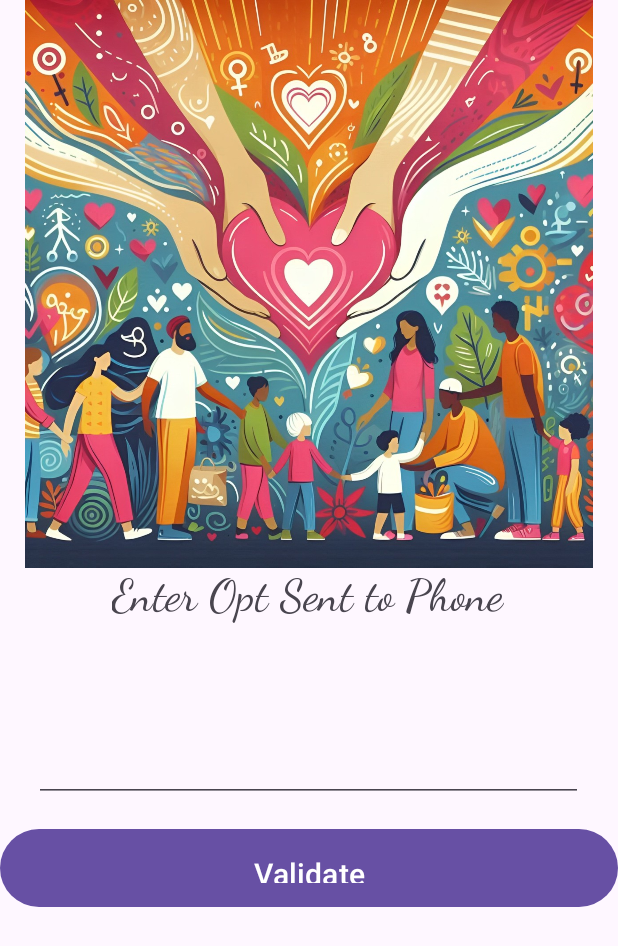
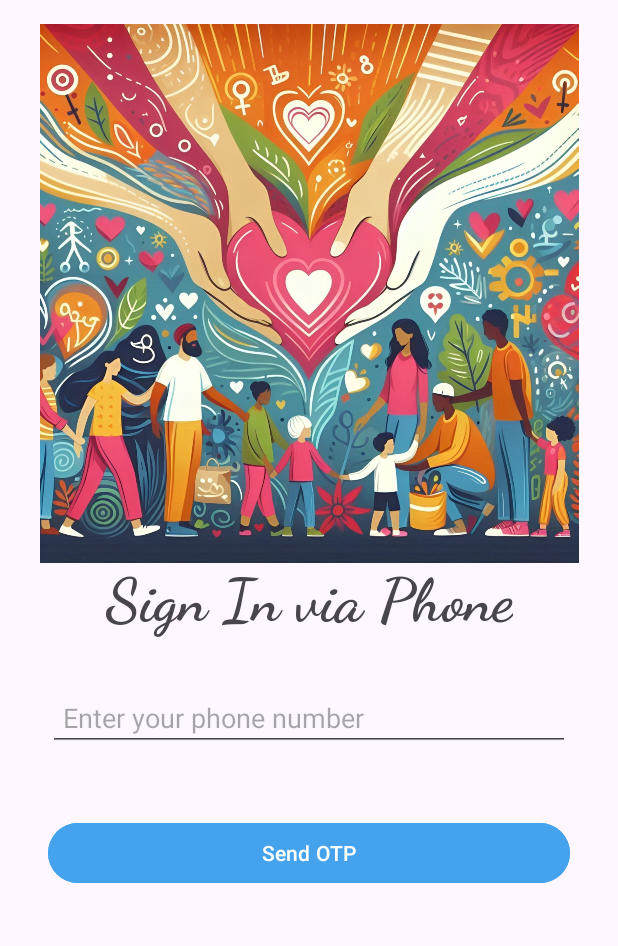
Before and after one commit to Veerainsood/Hope, an Android app: the screen it shows after launch (MainActivity), on a phone screen of 412 x 824 dp. Shown: the top 946 px of the screen. Run offline under Robolectric (Android 15) with nearby library versions, the phone set to English and light mode, and no system bars.

Commit message:
Added opt button

```diff
--- a/app/src/main/AndroidManifest.xml
+++ b/app/src/main/AndroidManifest.xml
@@ -13,7 +13,7 @@
         android:theme="@style/Theme.HopeDonationApp"
         tools:targetApi="31">
         <activity
-            android:name=".MainActivity"
+            android:name=".activity.MainActivity"
             android:exported="true">
             <intent-filter>
                 <action android:name="android.intent.action.MAIN" />
--- a/app/src/main/java/com/example/hopedonationapp/OtpFragment.kt
+++ /dev/null
@@ -1,59 +0,0 @@
-package com.example.hopedonationapp
-
-import android.os.Bundle
-import androidx.fragment.app.Fragment
-import android.view.LayoutInflater
-import android.view.View
-import android.view.ViewGroup
-
-// TODO: Rename parameter arguments, choose names that match
-// the fragment initialization parameters, e.g. ARG_ITEM_NUMBER
-private const val ARG_PARAM1 = "param1"
-private const val ARG_PARAM2 = "param2"
-
-/**
- * A simple [Fragment] subclass.
- * Use the [OtpFragment.newInstance] factory method to
- * create an instance of this fragment.
- */
-class OtpFragment : Fragment() {
-    // TODO: Rename and change types of parameters
-    private var param1: String? = null
-    private var param2: String? = null
-
-    override fun onCreate(savedInstanceState: Bundle?) {
-        super.onCreate(savedInstanceState)
-        arguments?.let {
-            param1 = it.getString(ARG_PARAM1)
-            param2 = it.getString(ARG_PARAM2)
-        }
-    }
-
-    override fun onCreateView(
-        inflater: LayoutInflater, container: ViewGroup?,
-        savedInstanceState: Bundle?
-    ): View? {
-        // Inflate the layout for this fragment
-        return inflater.inflate(R.layout.fragment_otp, container, false)
-    }
-
-    companion object {
-        /**
-         * Use this factory method to create a new instance of
-         * this fragment using the provided parameters.
-         *
-         * @param param1 Parameter 1.
-         * @param param2 Parameter 2.
-         * @return A new instance of fragment OtpFragment.
-         */
-        // TODO: Rename and change types and number of parameters
-        @JvmStatic
-        fun newInstance(param1: String, param2: String) =
-            OtpFragment().apply {
-                arguments = Bundle().apply {
-                    putString(ARG_PARAM1, param1)
-                    putString(ARG_PARAM2, param2)
-                }
-            }
-    }
-}
--- a/app/src/main/java/com/example/hopedonationapp/SignInFragment.kt
+++ /dev/null
@@ -1,68 +0,0 @@
-package com.example.hopedonationapp
-
-import android.os.Bundle
-import android.os.Handler
-import android.os.Looper
-import androidx.fragment.app.Fragment
-import android.view.LayoutInflater
-import android.view.View
-import android.view.ViewGroup
-import androidx.navigation.fragment.findNavController
-import com.example.hopedonationapp.databinding.FragmentSplshBinding
-
-// TODO: Rename parameter arguments, choose names that match
-// the fragment initialization parameters, e.g. ARG_ITEM_NUMBER
-private const val ARG_PARAM1 = "param1"
-private const val ARG_PARAM2 = "param2"
-
-/**
- * A simple [Fragment] subclass.
- * Use the [SignInFragment.newInstance] factory method to
- * create an instance of this fragment.
- */
-class SignInFragment : Fragment() {
-    // TODO: Rename and change types of parameters
-    private var param1: String? = null
-    private var param2: String? = null
-    private  lateinit var binding :FragmentSplshBinding
-    override fun onCreate(savedInstanceState: Bundle?) {
-        super.onCreate(savedInstanceState)
-        arguments?.let {
-            param1 = it.getString(ARG_PARAM1)
-            param2 = it.getString(ARG_PARAM2)
-        }
-    }
-
-    override fun onCreateView(
-        inflater: LayoutInflater, container: ViewGroup?,
-        savedInstanceState: Bundle?
-    ): View? {
-        // Inflate the layout for this fragment
-        binding = FragmentSplshBinding.inflate(layoutInflater)
-//        return inflater.inflate(R.layout.fragment_splsh, container, false)
-        Handler(Looper.getMainLooper()).postDelayed({
-            findNavController().navigate(R.id.action_signInFragment_to_otpFragment)
-        },1000)
-        return inflater.inflate(R.layout.fragment_sign_in, container, false)
-    }
-
-    companion object {
-        /**
-         * Use this factory method to create a new instance of
-         * this fragment using the provided parameters.
-         *
-         * @param param1 Parameter 1.
-         * @param param2 Parameter 2.
-         * @return A new instance of fragment SignInFragment.
-         */
-        // TODO: Rename and change types and number of parameters
-        @JvmStatic
-        fun newInstance(param1: String, param2: String) =
-            SignInFragment().apply {
-                arguments = Bundle().apply {
-                    putString(ARG_PARAM1, param1)
-                    putString(ARG_PARAM2, param2)
-                }
-            }
-    }
-}
--- a/app/src/main/java/com/example/hopedonationapp/Splsh.kt
+++ /dev/null
@@ -1,64 +0,0 @@
-package com.example.hopedonationapp
-
-import android.os.Bundle
-import android.os.Handler
-import android.os.Looper
-import androidx.fragment.app.Fragment
-import android.view.LayoutInflater
-import android.view.View
-import android.view.ViewGroup
-import androidx.navigation.fragment.findNavController
-import com.example.hopedonationapp.databinding.FragmentSplshBinding
-import kotlinx.coroutines.Delay
-
-
-private const val ARG_PARAM1 = "param1"
-private const val ARG_PARAM2 = "param2"
-
-
-class Splsh : Fragment() {
-
-    private var param1: String? = null
-    private var param2: String? = null
-    private  lateinit var binding :FragmentSplshBinding
-    override fun onCreate(savedInstanceState: Bundle?) {
-        super.onCreate(savedInstanceState)
-        arguments?.let {
-            param1 = it.getString(ARG_PARAM1)
-            param2 = it.getString(ARG_PARAM2)
-        }
-    }
-
-    override fun onCreateView(
-        inflater: LayoutInflater, container: ViewGroup?,
-        savedInstanceState: Bundle?
-    ): View? {
-        // Inflate the layout for this fragment
-        binding = FragmentSplshBinding.inflate(layoutInflater)
-//        return inflater.inflate(R.layout.fragment_splsh, container, false)
-        Handler(Looper.getMainLooper()).postDelayed({
-        findNavController().navigate(R.id.action_splsh_to_signInFragment)
-        },1000)
-        return binding.root
-    }
-
-    companion object {
-        /**
-         * Use this factory method to create a new instance of
-         * this fragment using the provided parameters.
-         *
-         * @param param1 Parameter 1.
-         * @param param2 Parameter 2.
-         * @return A new instance of fragment Splsh.
-         */
-        // TODO: Rename and change types and number of parameters
-        @JvmStatic
-        fun newInstance(param1: String, param2: String) =
-            Splsh().apply {
-                arguments = Bundle().apply {
-                    putString(ARG_PARAM1, param1)
-                    putString(ARG_PARAM2, param2)
-                }
-            }
-    }
-}
--- a/app/src/main/java/com/example/hopedonationapp/MainActivity.kt
+++ b/app/src/main/java/com/example/hopedonationapp/activity/MainActivity.kt
@@ -1,11 +1,10 @@
-package com.example.hopedonationapp
+package com.example.hopedonationapp.activity
 
 import androidx.navigation.NavController
-import android.widget.VideoView
 import android.os.Bundle
-import android.net.Uri;
 import androidx.activity.enableEdgeToEdge
 import androidx.appcompat.app.AppCompatActivity
+import com.example.hopedonationapp.R
 
 class MainActivity : AppCompatActivity() { // Activity == Screens
     // App Compact is used for backward compatibility + loading of dependencies,,,,,
--- /dev/null
+++ b/app/src/main/java/com/example/hopedonationapp/authentication/SignInFragment.kt
@@ -0,0 +1,75 @@
+package com.example.hopedonationapp.authentication
+
+
+import android.os.Bundle
+import android.text.Editable
+import android.text.TextWatcher
+import android.view.LayoutInflater
+import android.view.View
+import android.view.ViewGroup
+import androidx.core.content.ContextCompat
+import androidx.fragment.app.Fragment
+import com.example.hopedonationapp.R
+import com.example.hopedonationapp.databinding.FragmentSignInBinding
+
+
+/**
+ * A simple [Fragment] subclass.
+ * Use the [SignInFragment.newInstance] factory method to
+ * create an instance of this fragment.
+ */
+class SignInFragment : Fragment() {
+    // TODO: Rename and change types of parameters
+    private var param1: String? = null
+    private var param2: String? = null
+
+    private lateinit var binding: FragmentSignInBinding
+
+    override fun onCreateView(
+        inflater: LayoutInflater, container: ViewGroup?,
+        savedInstanceState: Bundle?
+    ): View? {
+        // Inflate the layout for this fragment
+        binding = FragmentSignInBinding.inflate(layoutInflater)
+        setStatusBarColor()
+        getUserNumber()
+        return binding.root
+    }
+
+    private fun setStatusBarColor(){}
+
+    private fun getUserNumber(){
+        binding.phoneNumber.addTextChangedListener(object : TextWatcher {
+            override fun beforeTextChanged(p0: CharSequence?, p1: Int, p2: Int, p3: Int) {
+
+            }
+
+            override fun onTextChanged(number: CharSequence?, p1: Int, p2: Int, p3: Int) {
+                var len = number?.length
+                if (len == 10) {
+                    binding.signInButton.setBackgroundColor(
+                        ContextCompat.getColor(
+                            requireContext(),
+                            R.color.blue
+                        )
+                    )
+                } else {
+                    binding.signInButton.setBackgroundColor(
+                        ContextCompat.getColor(
+                            requireContext(),
+                            R.color.grey
+                        )
+                    )
+                }
+            }
+
+            override fun afterTextChanged(p0: Editable?) {
+
+            }
+
+        })
+
+    }
+
+
+}
--- /dev/null
+++ b/app/src/main/java/com/example/hopedonationapp/authentication/Splsh.kt
@@ -0,0 +1,33 @@
+package com.example.hopedonationapp.authentication
+import android.os.Bundle
+import android.os.Handler
+import android.os.Looper
+import android.view.LayoutInflater
+import android.view.View
+import android.view.ViewGroup
+import androidx.fragment.app.Fragment
+import androidx.navigation.fragment.findNavController
+import com.example.hopedonationapp.R
+import com.example.hopedonationapp.databinding.FragmentSplshBinding
+
+
+class Splsh : Fragment() {
+
+    private var param1: String? = null
+    private var param2: String? = null
+    private  lateinit var binding :FragmentSplshBinding
+
+    override fun onCreateView(
+        inflater: LayoutInflater, container: ViewGroup?,
+        savedInstanceState: Bundle?
+    ): View? {
+        // Inflate the layout for this fragment
+        binding = FragmentSplshBinding.inflate(layoutInflater)
+//        return inflater.inflate(R.layout.fragment_splsh, container, false)
+        Handler(Looper.getMainLooper()).postDelayed({
+        findNavController().navigate(R.id.action_splsh_to_signInFragment)
+        },1000)
+        return binding.root
+    }
+
+}
--- a/app/src/main/res/layout/fragment_splsh.xml
+++ b/app/src/main/res/layout/fragment_splsh.xml
@@ -5,7 +5,7 @@
     android:layout_width="match_parent"
     android:layout_height="match_parent"
 
-    tools:context=".Splsh">
+    tools:context=".authentication.Splsh">
 
 
     <TextView
--- a/app/src/main/res/navigation/auth_graph.xml
+++ b/app/src/main/res/navigation/auth_graph.xml
@@ -7,7 +7,7 @@
 
     <fragment
         android:id="@+id/splsh"
-        android:name="com.example.hopedonationapp.Splsh"
+        android:name="com.example.hopedonationapp.authentication.Splsh"
         android:label="fragment_splsh"
         tools:layout="@layout/fragment_splsh" >
         <action
@@ -19,7 +19,7 @@
     </fragment>
     <fragment
         android:id="@+id/signInFragment"
-        android:name="com.example.hopedonationapp.SignInFragment"
+        android:name="com.example.hopedonationapp.authentication.SignInFragment"
         android:label="fragment_sign_in"
         tools:layout="@layout/fragment_sign_in" >
         <action
@@ -28,10 +28,13 @@
         <action
             android:id="@+id/action_signInFragment_to_otpFragment2"
             app:destination="@id/otpFragment" />
+        <action
+            android:id="@+id/action_signInFragment_to_otpFragment3"
+            app:destination="@id/otpFragment" />
     </fragment>
     <fragment
         android:id="@+id/otpFragment"
-        android:name="com.example.hopedonationapp.OtpFragment"
+        android:name="com.example.hopedonationapp.authentication.OtpFragment"
         android:label="fragment_otp"
         tools:layout="@layout/fragment_otp" />
 </navigation>
--- a/app/src/main/res/values/colors.xml
+++ b/app/src/main/res/values/colors.xml
@@ -3,4 +3,5 @@
     <color name="black">#FF000000</color>
     <color name="white">#FFFFFFFF</color>
     <color name="blue">#45A3ED</color>
+    <color name="grey">#5FF8EEEE</color>
 </resources>
```
Also changed, not shown: app/src/main/java/com/example/hopedonationapp/authentication/OtpFragment.kt (added, +29 -0 lines).
